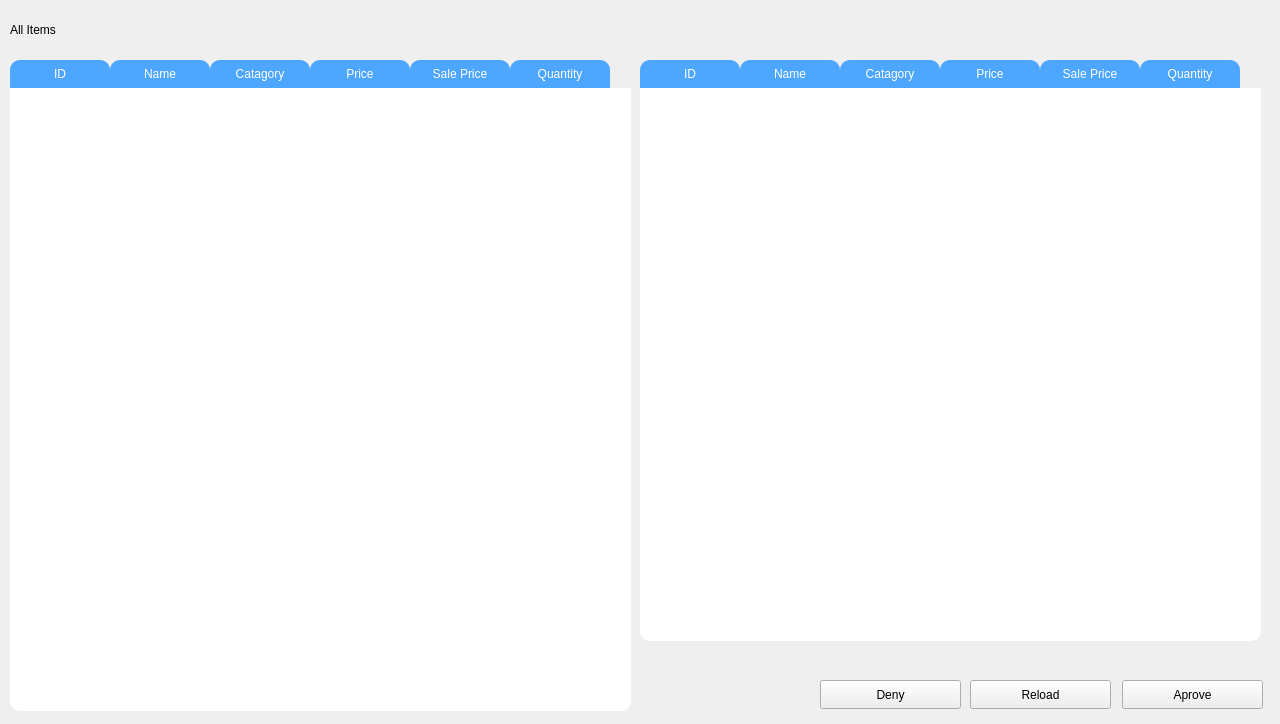
The window that InventorySysytem-GUI/vendormenu.ui (umerghafoor/Open-Inventory) describes before a commit, drawn with Qt 5.
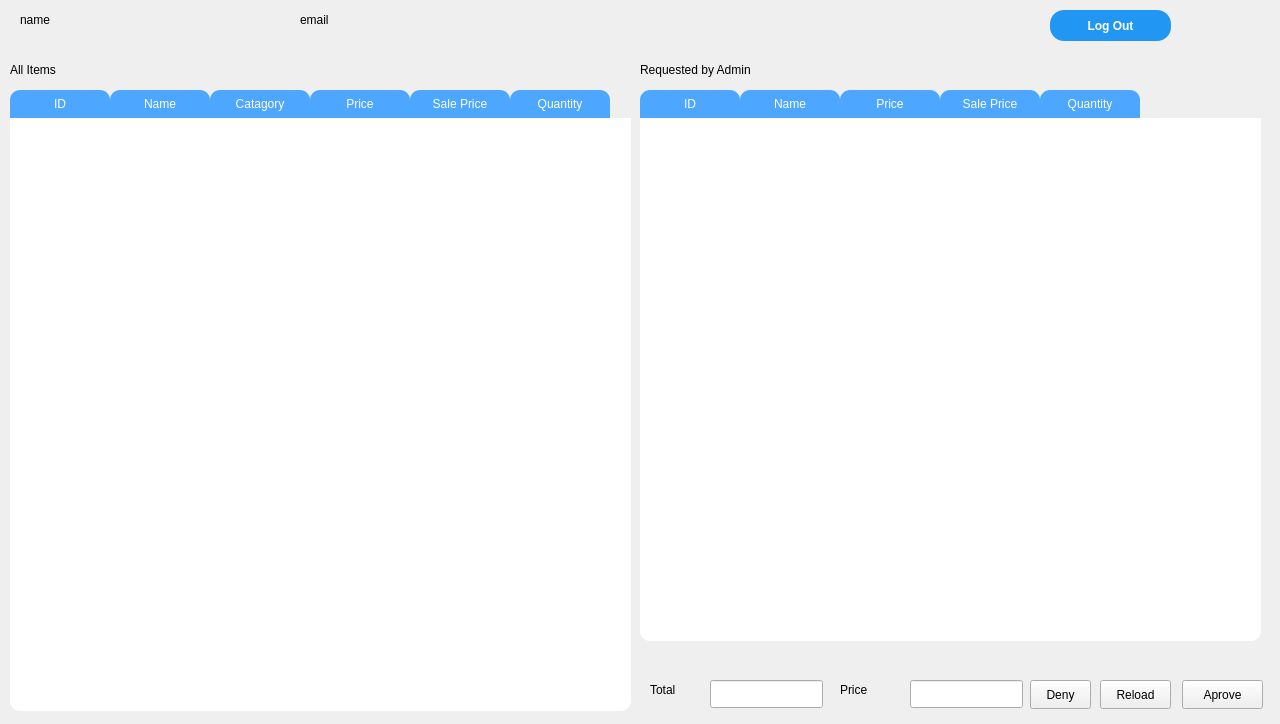
The same window after the commit.

What changed in the file:
```diff
--- a/InventorySysytem-GUI/vendormenu.ui
+++ b/InventorySysytem-GUI/vendormenu.ui
@@ -21,9 +21,9 @@
     <property name="geometry">
      <rect>
       <x>10</x>
-      <y>60</y>
+      <y>90</y>
       <width>621</width>
-      <height>651</height>
+      <height>621</height>
      </rect>
     </property>
     <property name="styleSheet">
@@ -136,7 +136,7 @@
     <property name="geometry">
      <rect>
       <x>10</x>
-      <y>20</y>
+      <y>60</y>
       <width>63</width>
       <height>20</height>
      </rect>
@@ -152,9 +152,9 @@
     <property name="geometry">
      <rect>
       <x>640</x>
-      <y>60</y>
+      <y>90</y>
       <width>621</width>
-      <height>581</height>
+      <height>551</height>
      </rect>
     </property>
     <property name="styleSheet">
@@ -242,11 +242,6 @@
       <string>Name</string>
      </property>
     </column>
-    <column>
-     <property name="text">
-      <string>Catagory</string>
-     </property>
-    </column>
     <column>
      <property name="text">
       <string>Price</string>
@@ -266,9 +261,9 @@
    <widget class="QPushButton" name="aprove">
     <property name="geometry">
      <rect>
-      <x>1122</x>
+      <x>1182</x>
       <y>680</y>
-      <width>141</width>
+      <width>81</width>
       <height>29</height>
      </rect>
     </property>
@@ -279,9 +274,9 @@
    <widget class="QPushButton" name="reload">
     <property name="geometry">
      <rect>
-      <x>970</x>
+      <x>1100</x>
       <y>680</y>
-      <width>141</width>
+      <width>71</width>
       <height>29</height>
      </rect>
     </property>
@@ -292,9 +287,9 @@
    <widget class="QPushButton" name="deny">
     <property name="geometry">
      <rect>
-      <x>820</x>
+      <x>1030</x>
       <y>680</y>
-      <width>141</width>
+      <width>61</width>
       <height>29</height>
      </rect>
     </property>
@@ -302,6 +297,129 @@
      <string>Deny</string>
     </property>
    </widget>
+   <widget class="QLineEdit" name="totalNo">
+    <property name="geometry">
+     <rect>
+      <x>710</x>
+      <y>680</y>
+      <width>113</width>
+      <height>28</height>
+     </rect>
+    </property>
+   </widget>
+   <widget class="QLabel" name="label_2">
+    <property name="geometry">
+     <rect>
+      <x>650</x>
+      <y>680</y>
+      <width>63</width>
+      <height>20</height>
+     </rect>
+    </property>
+    <property name="text">
+     <string>Total</string>
+    </property>
+   </widget>
+   <widget class="QLineEdit" name="totalPrice">
+    <property name="geometry">
+     <rect>
+      <x>910</x>
+      <y>680</y>
+      <width>113</width>
+      <height>28</height>
+     </rect>
+    </property>
+   </widget>
+   <widget class="QLabel" name="label_3">
+    <property name="geometry">
+     <rect>
+      <x>840</x>
+      <y>680</y>
+      <width>63</width>
+      <height>20</height>
+     </rect>
+    </property>
+    <property name="text">
+     <string>Price</string>
+    </property>
+   </widget>
+   <widget class="QPushButton" name="logOut">
+    <property name="geometry">
+     <rect>
+      <x>1050</x>
+      <y>10</y>
+      <width>121</width>
+      <height>31</height>
+     </rect>
+    </property>
+    <property name="styleSheet">
+     <string notr="true">QPushButton {
+    background-color: #2196F3;
+    color: #FFFFFF;
+    border-radius: 14px;
+    padding: 4px 10px;
+    font-weight: bold;
+}
+
+QPushButton:hover {
+    background-color: #1976D2;
+}
+
+QPushButton:pressed {
+    background-color: #0D47A1;
+}
+</string>
+    </property>
+    <property name="text">
+     <string>Log Out</string>
+    </property>
+   </widget>
+   <widget class="QLabel" name="emailLabel">
+    <property name="geometry">
+     <rect>
+      <x>300</x>
+      <y>10</y>
+      <width>151</width>
+      <height>20</height>
+     </rect>
+    </property>
+    <property name="text">
+     <string>email</string>
+    </property>
+   </widget>
+   <widget class="QLabel" name="nameLabel">
+    <property name="geometry">
+     <rect>
+      <x>20</x>
+      <y>10</y>
+      <width>151</width>
+      <height>20</height>
+     </rect>
+    </property>
+    <property name="styleSheet">
+     <string notr="true">QLabel 
+{
+	 text-align: right;
+ 	color:black;
+}</string>
+    </property>
+    <property name="text">
+     <string>name</string>
+    </property>
+   </widget>
+   <widget class="QLabel" name="label_4">
+    <property name="geometry">
+     <rect>
+      <x>640</x>
+      <y>60</y>
+      <width>241</width>
+      <height>20</height>
+     </rect>
+    </property>
+    <property name="text">
+     <string>Requested by Admin</string>
+    </property>
+   </widget>
   </widget>
  </widget>
  <resources/>
```
